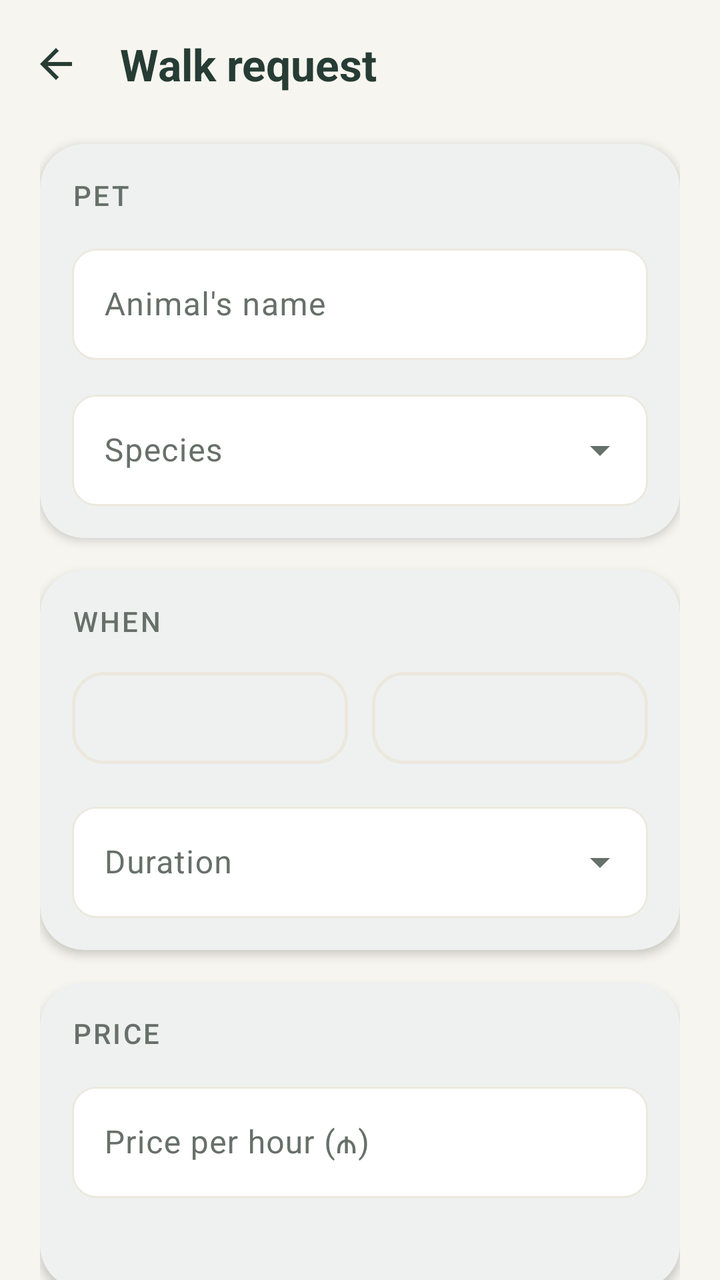
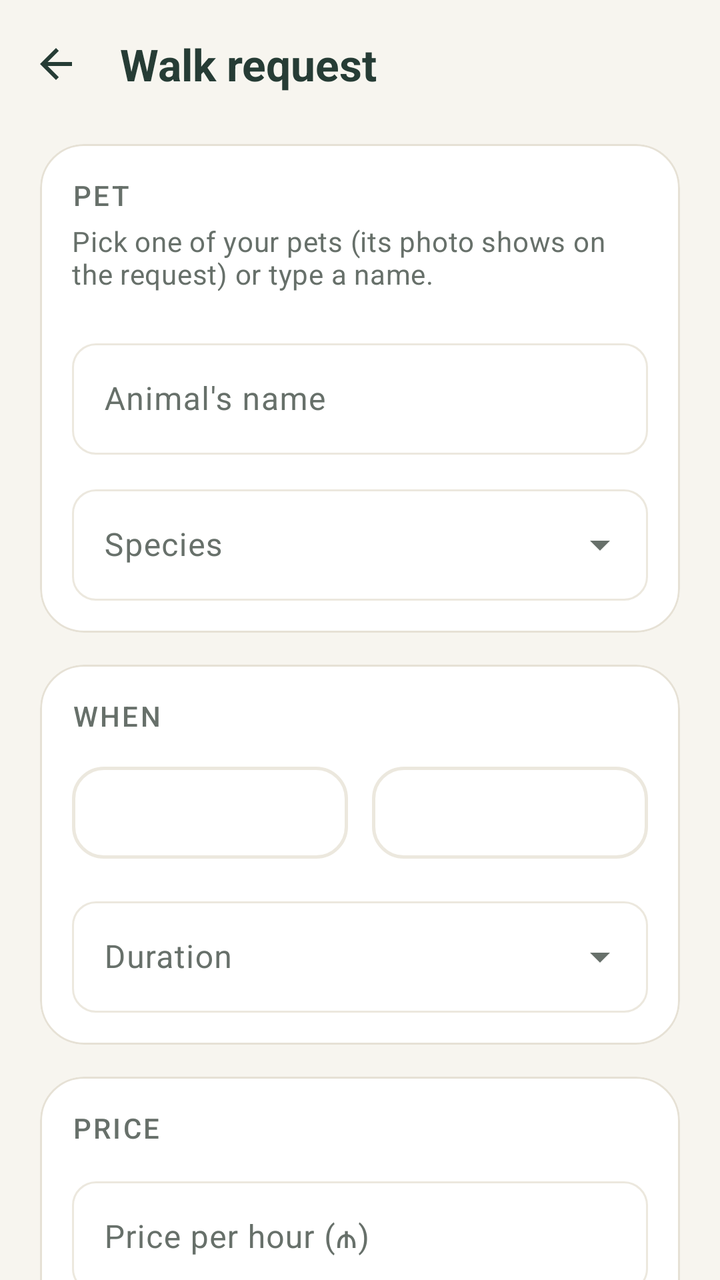

Two renders of the same Android screen: before a commit and after it. Below are the layout's source before the change and the commit's diff.
<!-- AndroidManifest.xml: application theme Theme.MIYAV -->
<!-- res/layout/fragment_walk_editor.xml -->
<?xml version="1.0" encoding="utf-8"?>
<LinearLayout xmlns:android="http://schemas.android.com/apk/res/android"
    xmlns:app="http://schemas.android.com/apk/res-auto"
    android:layout_width="match_parent"
    android:layout_height="match_parent"
    android:background="@color/bg_app"
    android:orientation="vertical">

    <com.google.android.material.appbar.MaterialToolbar
        android:id="@+id/toolbar"
        android:layout_width="match_parent"
        android:layout_height="?attr/actionBarSize"
        app:navigationContentDescription="@string/action_back"
        app:navigationIcon="@drawable/ic_back"
        app:title="@string/wl_editor_title" />

    <androidx.core.widget.NestedScrollView
        android:layout_width="match_parent"
        android:layout_height="0dp"
        android:layout_weight="1">

        <LinearLayout
            android:layout_width="match_parent"
            android:layout_height="wrap_content"
            android:orientation="vertical"
            android:paddingStart="@dimen/space_xl"
            android:paddingEnd="@dimen/space_xl"
            android:paddingBottom="@dimen/space_xxxl">

            <com.google.android.material.card.MaterialCardView
                android:layout_width="match_parent"
                android:layout_height="wrap_content"
                android:layout_marginTop="@dimen/space_sm">

                <LinearLayout
                    android:layout_width="match_parent"
                    android:layout_height="wrap_content"
                    android:orientation="vertical"
                    android:padding="@dimen/space_lg">

                    <TextView
                        android:layout_width="match_parent"
                        android:layout_height="wrap_content"
                        android:text="@string/wl_section_pet"
                        android:textAppearance="@style/TextAppearance.Miyav.Section" />

                    <com.google.android.material.textfield.TextInputLayout
                        android:id="@+id/nameLayout"
                        android:layout_width="match_parent"
                        android:layout_height="wrap_content"
                        android:layout_marginTop="@dimen/space_md"
                        android:hint="@string/pet_name">

                        <com.google.android.material.textfield.TextInputEditText
                            android:id="@+id/nameInput"
                            android:layout_width="match_parent"
                            android:layout_height="wrap_content"
                            android:imeOptions="actionNext"
                            android:inputType="textCapWords"
                            android:maxLength="80" />
                    </com.google.android.material.textfield.TextInputLayout>

                    <com.google.android.material.textfield.TextInputLayout
                        style="@style/Widget.Miyav.TextInput.Dropdown"
                        android:layout_width="match_parent"
                        android:layout_height="wrap_content"
                        android:layout_marginTop="@dimen/space_md"
                        android:hint="@string/pet_species">

                        <com.google.android.material.textfield.MaterialAutoCompleteTextView
                            android:id="@+id/speciesInput"
                            android:layout_width="match_parent"
                            android:layout_height="wrap_content"
                            android:inputType="none" />
                    </com.google.android.material.textfield.TextInputLayout>
                </LinearLayout>
            </com.google.android.material.card.MaterialCardView>

            <com.google.android.material.card.MaterialCardView
                android:layout_width="match_parent"
                android:layout_height="wrap_content"
                android:layout_marginTop="@dimen/space_lg">

                <LinearLayout
                    android:layout_width="match_parent"
                    android:layout_height="wrap_content"
                    android:orientation="vertical"
                    android:padding="@dimen/space_lg">

                    <TextView
                        android:layout_width="match_parent"
                        android:layout_height="wrap_content"
                        android:text="@string/wl_section_time"
                        android:textAppearance="@style/TextAppearance.Miyav.Section" />

                    <LinearLayout
                        android:layout_width="match_parent"
                        android:layout_height="wrap_content"
                        android:layout_marginTop="@dimen/space_md"
                        android:orientation="horizontal">

                        <com.google.android.material.button.MaterialButton
                            android:id="@+id/dateButton"
                            style="@style/Widget.Miyav.Button.Outlined"
                            android:layout_width="0dp"
                            android:layout_height="wrap_content"
                            android:layout_marginEnd="6dp"
                            android:layout_weight="1"
                            android:contentDescription="@string/wl_date" />

                        <com.google.android.material.button.MaterialButton
                            android:id="@+id/timeButton"
                            style="@style/Widget.Miyav.Button.Outlined"
                            android:layout_width="0dp"
                            android:layout_height="wrap_content"
                            android:layout_marginStart="6dp"
                            android:layout_weight="1"
                            android:contentDescription="@string/wl_time" />
                    </LinearLayout>

                    <TextView
                        android:id="@+id/timeError"
                        android:layout_width="match_parent"
                        android:layout_height="wrap_content"
                        android:layout_marginTop="@dimen/space_xs"
                        android:text="@string/validation_walk_time"
                        android:textAppearance="@style/TextAppearance.Material3.BodySmall"
                        android:textColor="@color/error"
                        android:visibility="gone" />

                    <com.google.android.material.textfield.TextInputLayout
                        style="@style/Widget.Miyav.TextInput.Dropdown"
                        android:layout_width="match_parent"
                        android:layout_height="wrap_content"
                        android:layout_marginTop="@dimen/space_md"
                        android:hint="@string/wl_duration">

                        <com.google.android.material.textfield.MaterialAutoCompleteTextView
                            android:id="@+id/durationInput"
                            android:layout_width="match_parent"
                            android:layout_height="wrap_content"
                            android:inputType="none" />
                    </com.google.android.material.textfield.TextInputLayout>
                </LinearLayout>
            </com.google.android.material.card.MaterialCardView>

            <com.google.android.material.card.MaterialCardView
                android:layout_width="match_parent"
                android:layout_height="wrap_content"
                android:layout_marginTop="@dimen/space_lg">

                <LinearLayout
                    android:layout_width="match_parent"
                    android:layout_height="wrap_content"
                    android:orientation="vertical"
                    android:padding="@dimen/space_lg">

                    <TextView
                        android:layout_width="match_parent"
                        android:layout_height="wrap_content"
                        android:text="@string/wl_section_price"
                        android:textAppearance="@style/TextAppearance.Miyav.Section" />

                    <com.google.android.material.textfield.TextInputLayout
                        android:id="@+id/priceLayout"
                        android:layout_width="match_parent"
                        android:layout_height="wrap_content"
                        android:layout_marginTop="@dimen/space_md"
                        android:hint="@string/wl_price_per_hour"
                        app:placeholderText="@string/wl_price_hint">

                        <com.google.android.material.textfield.TextInputEditText
                            android:id="@+id/priceInput"
                            android:layout_width="match_parent"
                            android:layout_height="wrap_content"
                            android:imeOptions="actionNext"
                            android:inputType="numberDecimal"
                            android:maxLength="6" />
                    </com.google.android.material.textfield.TextInputLayout>

                    <TextView
                        android:id="@+id/totalView"
                        android:layout_width="match_parent"
                        android:layout_height="wrap_content"
                        android:layout_marginTop="@dimen/space_sm"
                        android:textAppearance="@style/TextAppearance.Miyav.Body"
                        android:textColor="@color/brand_coral"
                        android:textStyle="bold" />
                </LinearLayout>
            </com.google.android.material.card.MaterialCardView>

            <com.google.android.material.card.MaterialCardView
                android:layout_width="match_parent"
                android:layout_height="wrap_content"
                android:layout_marginTop="@dimen/space_lg">

                <LinearLayout
                    android:layout_width="match_parent"
                    android:layout_height="wrap_content"
                    android:orientation="vertical"
                    android:padding="@dimen/space_lg">

                    <TextView
                        android:layout_width="match_parent"
                        android:layout_height="wrap_content"
                        android:text="@string/wl_area"
                        android:textAppearance="@style/TextAppearance.Miyav.Section" />

                    <com.google.android.material.textfield.TextInputLayout
                        style="@style/Widget.Miyav.TextInput.Dropdown"
                        android:layout_width="match_parent"
                        android:layout_height="wrap_content"
                        android:layout_marginTop="@dimen/space_md"
                        android:hint="@string/pet_city">

                        <com.google.android.material.textfield.MaterialAutoCompleteTextView
                            android:id="@+id/cityInput"
                            android:layout_width="match_parent"
                            android:layout_height="wrap_content"
                            android:inputType="none" />
                    </com.google.android.material.textfield.TextInputLayout>

                    <TextView
                        android:id="@+id/locationValue"
                        android:layout_width="match_parent"
                        android:layout_height="wrap_content"
                        android:layout_marginTop="@dimen/space_md"
                        android:drawablePadding="8dp"
                        android:gravity="center_vertical"
                        android:text="@string/pet_location_none"
                        android:textAppearance="@style/TextAppearance.Miyav.Body"
                        app:drawableStartCompat="@drawable/ic_location"
                        app:drawableTint="@color/brand_coral" />

                    <TextView
                        android:layout_width="match_parent"
                        android:layout_height="wrap_content"
                        android:layout_marginTop="@dimen/space_xs"
                        android:text="@string/wl_area_privacy"
                        android:textAppearance="@style/TextAppearance.Miyav.Caption" />

                    <com.google.android.material.button.MaterialButton
                        android:id="@+id/locationButton"
                        style="@style/Widget.Miyav.Button.Tonal"
                        android:layout_width="match_parent"
                        android:layout_height="wrap_content"
                        android:layout_marginTop="@dimen/space_md"
                        android:text="@string/pet_location_choose"
                        app:icon="@drawable/ic_map" />

                    <com.google.android.material.textfield.TextInputLayout
                        android:id="@+id/notesLayout"
                        android:layout_width="match_parent"
                        android:layout_height="wrap_content"
                        android:layout_marginTop="@dimen/space_lg"
                        android:hint="@string/wl_notes"
                        app:counterEnabled="true"
                        app:counterMaxLength="500"
                        app:placeholderText="@string/wl_notes_hint">

                        <com.google.android.material.textfield.TextInputEditText
                            android:id="@+id/notesInput"
                            android:layout_width="match_parent"
                            android:layout_height="wrap_content"
                            android:gravity="top"
                            android:inputType="textMultiLine|textCapSentences"
                            android:maxLength="500"
                            android:minLines="3" />
                    </com.google.android.material.textfield.TextInputLayout>
                </LinearLayout>
            </com.google.android.material.card.MaterialCardView>

            <com.google.android.material.button.MaterialButton
                android:id="@+id/publishButton"
                android:layout_width="match_parent"
                android:layout_height="wrap_content"
                android:layout_marginTop="@dimen/space_xxl"
                android:text="@string/wl_publish" />

            <com.google.android.material.progressindicator.LinearProgressIndicator
                android:id="@+id/progress"
                android:layout_width="match_parent"
                android:layout_height="wrap_content"
                android:layout_marginTop="@dimen/space_md"
                android:indeterminate="true"
                android:visibility="invisible"
                app:indicatorColor="@color/brand_coral"
                app:trackColor="@color/pastel_peach" />

            <TextView
                android:id="@+id/messageView"
                android:layout_width="match_parent"
                android:layout_height="wrap_content"
                android:layout_marginTop="@dimen/space_sm"
                android:textAppearance="@style/TextAppearance.Miyav.Caption" />
        </LinearLayout>
    </androidx.core.widget.NestedScrollView>
</LinearLayout>
<!-- resources referenced by this layout -->
<resources>
  <color name="bg_app">#F7F5EF</color>
  <color name="error">#B5533C</color>
  <dimen name="space_lg">16dp</dimen>
  <dimen name="space_md">12dp</dimen>
  <dimen name="space_sm">8dp</dimen>
  <dimen name="space_xl">20dp</dimen>
  <dimen name="space_xs">4dp</dimen>
  <dimen name="space_xxl">24dp</dimen>
  <string name="wl_date">Date</string>
  <string name="wl_time">Time</string>
  <style name="Theme.MIYAV" parent="Theme.Material3.Light.NoActionBar">
          <item name="colorPrimary">@color/brand_coral</item>
          <item name="colorOnPrimary">@color/text_on_brand</item>
          <item name="colorPrimaryContainer">@color/pastel_mint</item>
          <item name="colorOnPrimaryContainer">@color/brand_coral_dark</item>
          <item name="colorSecondary">@color/brand_lavender</item>
          <item name="colorOnSecondary">@color/text_on_brand</item>
          <item name="colorSecondaryContainer">@color/pastel_lavender</item>
          <item name="colorOnSecondaryContainer">@color/text_primary</item>
          <item name="colorTertiary">@color/brand_mint</item>
          <item name="colorTertiaryContainer">@color/pastel_mint</item>
          <item name="colorSurface">@color/surface</item>
          <item name="colorOnSurface">@color/text_primary</item>
          <item name="colorSurfaceVariant">@color/surface_muted</item>
          <item name="colorOnSurfaceVariant">@color/text_secondary</item>
          <item name="colorSurfaceContainer">@color/surface</item>
          <item name="colorSurfaceContainerLow">@color/surface</item>
          <item name="colorSurfaceContainerHigh">@color/surface</item>
          <item name="colorSurfaceContainerHighest">@color/surface_muted</item>
          <item name="colorOutline">@color/outline</item>
          <item name="colorOutlineVariant">@color/outline</item>
          <item name="colorError">@color/error</item>
          <item name="android:colorBackground">@color/bg_app</item>
          <item name="android:windowBackground">@color/bg_app</item>
          <item name="android:statusBarColor">@android:color/transparent</item>
          <item name="android:navigationBarColor">@android:color/transparent</item>
          <item name="android:windowLightStatusBar">true</item>
          <item name="android:windowLightNavigationBar" tools:targetApi="27">true</item>
          <item name="android:enforceNavigationBarContrast" tools:targetApi="29">false</item>
          <item name="textInputStyle">@style/Widget.Miyav.TextInput</item>
          <item name="materialButtonStyle">@style/Widget.Miyav.Button</item>
          <item name="materialButtonOutlinedStyle">@style/Widget.Miyav.Button.Outlined</item>
          <item name="borderlessButtonStyle">@style/Widget.Miyav.Button.Text</item>
          <item name="materialCardViewStyle">@style/Widget.Miyav.Card</item>
          <item name="bottomNavigationStyle">@style/Widget.Miyav.BottomNavigation</item>
          <item name="toolbarStyle">@style/Widget.Miyav.Toolbar</item>
          <item name="materialAlertDialogTheme">@style/ThemeOverlay.Miyav.Dialog</item>
          <item name="bottomSheetDialogTheme">@style/ThemeOverlay.Miyav.BottomSheet</item>
          <item name="chipStyle">@style/Widget.Miyav.Chip</item>
      </style>
  <dimen name="radius_md">16dp</dimen>
  <color name="outline">#ECE8DE</color>
  <color name="surface">#FFFFFF</color>
  <dimen name="radius_sm">12dp</dimen>
  <style name="Widget.Miyav.Card" parent="Widget.Material3.CardView.Elevated">
          <item name="cardBackgroundColor">@color/surface</item>
          <item name="cardCornerRadius">@dimen/radius_lg</item>
          <item name="cardElevation">@dimen/elevation_card</item>
          <item name="strokeWidth">0dp</item>
      </style>
  <dimen name="radius_lg">22dp</dimen>
  <dimen name="elevation_card">3dp</dimen>
  <dimen name="radius_xl">28dp</dimen>
  <!-- unchanged entries left out for length: 55 -->
</resources>

<!-- the commit's change to res/layout/fragment_walk_editor.xml (unified diff, before → after) -->
@@ -44,6 +44,21 @@
                         android:text="@string/wl_section_pet"
                         android:textAppearance="@style/TextAppearance.Miyav.Section" />
 
+                    <TextView
+                        android:layout_width="match_parent"
+                        android:layout_height="wrap_content"
+                        android:layout_marginTop="@dimen/space_xs"
+                        android:text="@string/wl_pick_pet"
+                        android:textAppearance="@style/TextAppearance.Miyav.Caption" />
+
+                    <androidx.recyclerview.widget.RecyclerView
+                        android:id="@+id/petPicker"
+                        android:layout_width="match_parent"
+                        android:layout_height="wrap_content"
+                        android:layout_marginTop="@dimen/space_sm"
+                        android:clipToPadding="false"
+                        android:orientation="horizontal" />
+
                     <com.google.android.material.textfield.TextInputLayout
                         android:id="@+id/nameLayout"
                         android:layout_width="match_parent"
<!-- resource entries referenced after the edit -->
@@ -9,6 +9,7 @@
   <dimen name="space_xs">4dp</dimen>
   <dimen name="space_xxl">24dp</dimen>
   <string name="wl_date">Date</string>
+  <string name="wl_pick_pet">Pick one of your pets (its photo shows on the request) or type a name.</string>
   <string name="wl_time">Time</string>
   <style name="Theme.MIYAV" parent="Theme.Material3.Light.NoActionBar">
           <item name="colorPrimary">@color/brand_coral</item>
@@ -44,6 +45,7 @@
           <item name="materialButtonOutlinedStyle">@style/Widget.Miyav.Button.Outlined</item>
           <item name="borderlessButtonStyle">@style/Widget.Miyav.Button.Text</item>
           <item name="materialCardViewStyle">@style/Widget.Miyav.Card</item>
+          <item name="elevationOverlayEnabled">false</item>
           <item name="bottomNavigationStyle">@style/Widget.Miyav.BottomNavigation</item>
           <item name="toolbarStyle">@style/Widget.Miyav.Toolbar</item>
           <item name="materialAlertDialogTheme">@style/ThemeOverlay.Miyav.Dialog</item>
@@ -54,14 +56,15 @@
   <color name="outline">#ECE8DE</color>
   <color name="surface">#FFFFFF</color>
   <dimen name="radius_sm">12dp</dimen>
-  <style name="Widget.Miyav.Card" parent="Widget.Material3.CardView.Elevated">
+  <style name="Widget.Miyav.Card" parent="Widget.Material3.CardView.Outlined">
           <item name="cardBackgroundColor">@color/surface</item>
           <item name="cardCornerRadius">@dimen/radius_lg</item>
-          <item name="cardElevation">@dimen/elevation_card</item>
-          <item name="strokeWidth">0dp</item>
+          <item name="cardElevation">0dp</item>
+          <item name="strokeWidth">1dp</item>
+          <item name="strokeColor">@color/card_stroke</item>
       </style>
   <dimen name="radius_lg">22dp</dimen>
-  <dimen name="elevation_card">3dp</dimen>
+  <color name="card_stroke">#E6E1D5</color>
   <dimen name="radius_xl">28dp</dimen>
   <!-- unchanged entries left out for length: 55 -->
 </resources>
